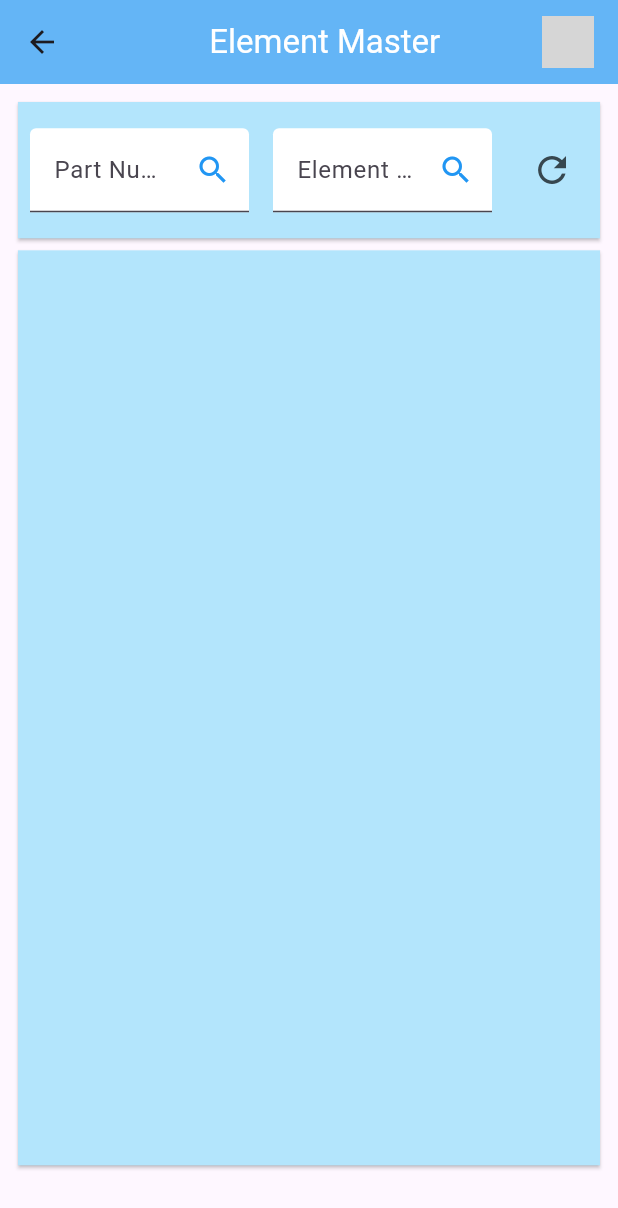
After one commit to juzer-index/precast_demo, a Flutter app: the ElementMaster screen opened directly, on a phone screen of 412 x 824 dp. The commit adds this screen. Shown: the top 1208 px of the screen. Run offline on Flutter 3.47's test engine with Material 3 defaults, Android fonts, the phone set to English and light mode, and no system bars; network calls fail; grey boxes are pictures that could not be loaded.

Commit message:
code refactoring, added element master page

```diff
--- /dev/null
+++ b/lib/elementMaster.dart
@@ -0,0 +1,104 @@
+import 'package:flutter/material.dart';
+import 'package:precast_demo/indexAppBar.dart';
+
+class ElementMaster extends StatefulWidget {
+  const ElementMaster({super.key});
+
+  @override
+  State<ElementMaster> createState() => _ElementMasterState();
+}
+
+class _ElementMasterState extends State<ElementMaster> {
+  @override
+  Widget build(BuildContext context) {
+    return Scaffold(
+      appBar: IndexAppBar(title: 'Element Master',),
+      body: Padding(
+        padding: const EdgeInsets.all(8.0),
+        child: SingleChildScrollView(
+          child: Column(
+            mainAxisAlignment: MainAxisAlignment.start,
+            children: [
+              Column(
+                mainAxisAlignment: MainAxisAlignment.spaceEvenly,
+                children: [
+                  SizedBox(
+                    width: MediaQuery.of(context).size.width,
+                    height: MediaQuery.of(context).size.height * 0.12,
+                    child: Card(
+                      shape: const RoundedRectangleBorder(
+                        borderRadius: BorderRadius.zero,
+                      ),
+                      elevation: 1,
+                      color: Colors.lightBlue.shade100,
+                      child: Row(
+                        mainAxisAlignment: MainAxisAlignment.spaceEvenly,
+                        children: [
+                          Expanded(
+                            child: Padding(
+                              padding: const EdgeInsets.all(8.0),
+                              child: TextFormField(
+                                decoration: const InputDecoration(
+                                  suffixIcon: Icon(Icons.search, color: Colors.blue,),
+                                  fillColor: Colors.white,
+                                    filled: true,
+                                    border: UnderlineInputBorder(
+                                      borderSide: BorderSide(color: Colors.blue),
+                                    ),
+                                    labelText: "Part Number"),
+
+                              ),
+                            ),
+                          ),
+                          Expanded(
+                            child: Padding(
+                              padding: const EdgeInsets.all(8.0),
+                              child: TextFormField(
+                                decoration: const InputDecoration(
+                                    suffixIcon: Icon(Icons.search, color: Colors.blue,),
+                                    fillColor: Colors.white,
+                                    filled: true,
+                                    border: UnderlineInputBorder(
+                                      borderSide: BorderSide(color: Colors.blue),
+                                    ),
+                                    labelText: "Element ID"),
+
+                              ),
+                            ),
+                          ),
+                          Padding(
+                            padding: const EdgeInsets.all(8.0),
+                            child: IconButton(
+                              onPressed: () {
+
+                              },
+                              icon: Icon(
+                                  Icons.refresh_sharp,
+                                color: Colors.blueGrey.shade800,
+                                size: 28,
+                              ),
+                            ),
+                          ),
+                        ],
+                      ),
+                    ),
+                  ),
+                  SizedBox(
+                    width: MediaQuery.of(context).size.width,
+                    height: MediaQuery.of(context).size.height * 0.75,
+                    child: Card(
+                      shape: const RoundedRectangleBorder(
+                        borderRadius: BorderRadius.zero
+                      ),
+                      color: Colors.lightBlue.shade100,
+                    ),
+                  ),
+                ],
+              ),
+            ],
+          ),
+        ),
+      ),
+    );
+  }
+}
--- /dev/null
+++ b/lib/indexAppBar.dart
@@ -0,0 +1,36 @@
+import 'package:flutter/material.dart';
+import 'themeData.dart';
+
+class IndexAppBar extends StatelessWidget implements PreferredSizeWidget {
+
+  final String title;
+
+  IndexAppBar({super.key, required this.title});
+
+  @override
+  Widget build(BuildContext context) {
+    return AppBar(
+      backgroundColor: Theme.of(context).primaryColor,
+      title: Center(
+        child: Row(
+          mainAxisAlignment: MainAxisAlignment.spaceBetween,
+          children: [
+            const SizedBox(),
+            Text(title, style: TextStyle(color: Colors.white,)),
+            ClipOval(
+              child: Image.network(
+                'https://media.licdn.com/dms/image/D4D03AQFpmZgzpRLrhg/profile-displayphoto-shrink_200_200/0/1692612499698?e=1706140800&v=beta&t=WX4ydCp7VUP7AhXZOIDHIX3D3Ts5KfR-1YJJU6FmalI',
+                height: 35,
+                width: 35,
+
+              ),
+            )
+          ],
+        ),
+      ),
+    );
+  }
+
+  @override
+  Size get preferredSize => const Size.fromHeight(kToolbarHeight);
+}
--- a/lib/themeData.dart
+++ b/lib/themeData.dart
@@ -1,4 +1,5 @@
 import 'package:flutter/material.dart';
+
 
 final ThemeData myTheme = ThemeData(
   // Define your theme properties here
```
Also changed, not shown: lib/homepage.dart (+6 -21 lines), lib/loginPage.dart (added, +108 -0 lines), lib/main.dart (+16 -107 lines).
